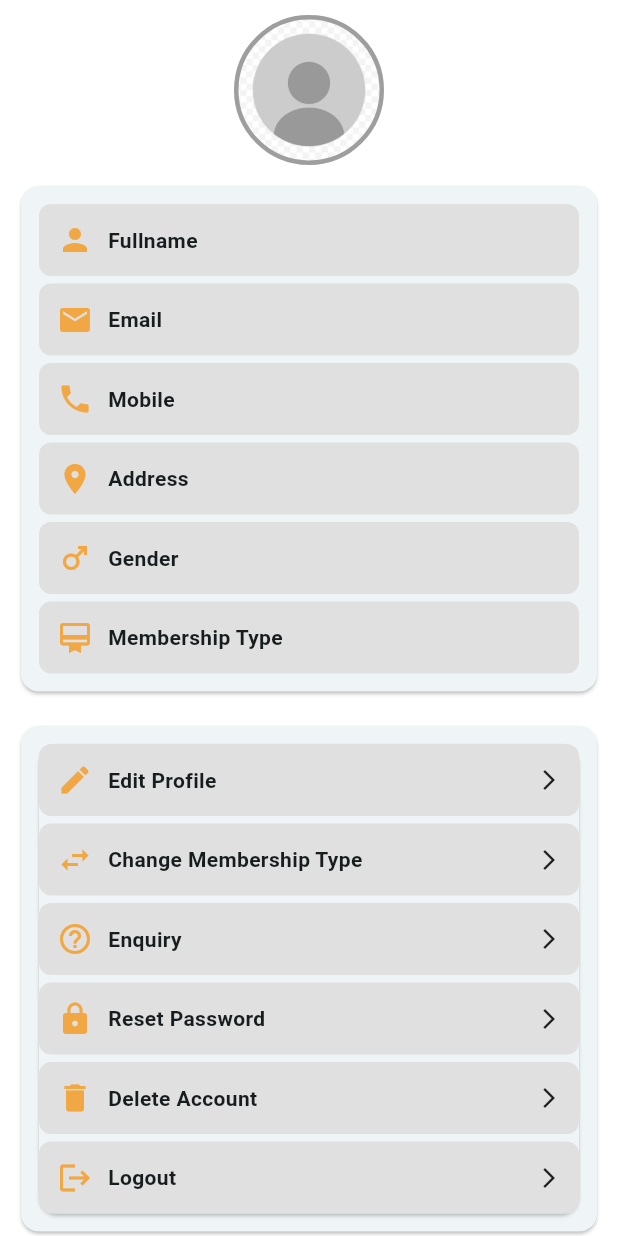
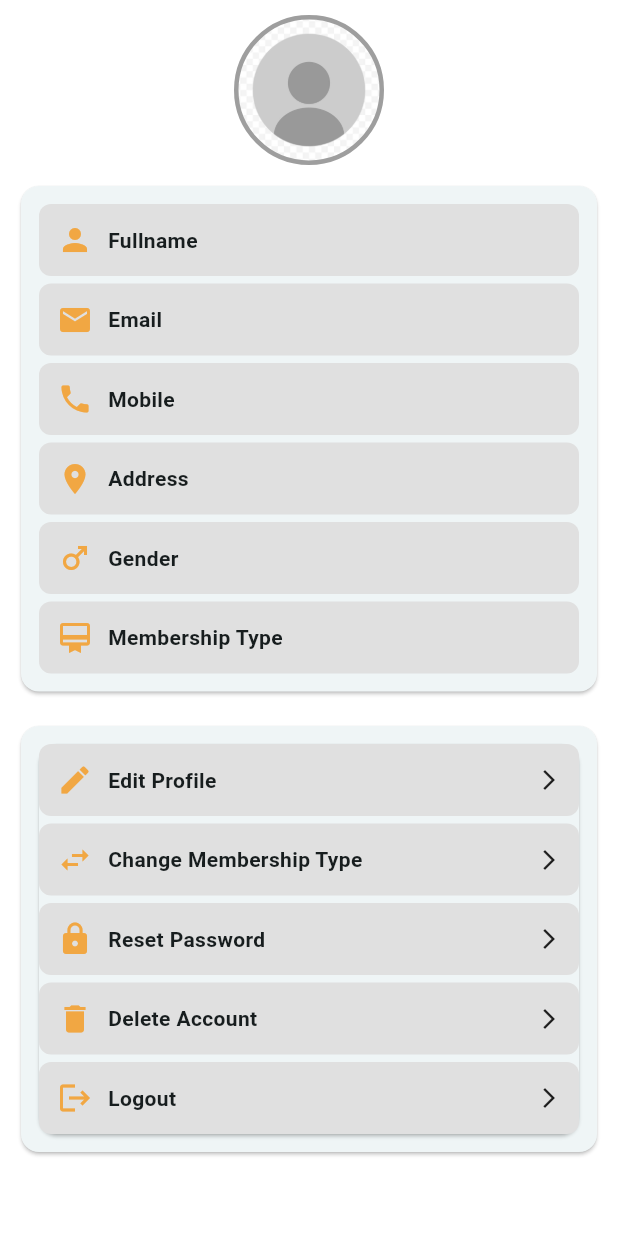
Before and after one commit to sanjuy/CLC_APP, a Flutter app: the ProfileScreen screen opened directly, on a phone screen of 412 x 824 dp. Run offline on Flutter 3.47's test engine with Material 3 defaults, Android fonts, the light colour scheme and no system bars; our stand-ins replace dio, image_picker, shared_preferences, webview_flutter; accounts and stored records are empty.

Commit message:
side menu

```diff
--- a/lib/profile/profile_screen.dart
+++ b/lib/profile/profile_screen.dart
@@ -2,7 +2,6 @@ import 'package:clc_app/authentication/login/login_screen.dart';
 import 'package:clc_app/custom_widget/custom_image_view.dart';
 import 'package:clc_app/profile/change_membership/change_membership_type_screen.dart';
 import 'package:clc_app/profile/edit_profile_screen.dart';
-import 'package:clc_app/profile/enquiry_screen.dart';
 import 'package:clc_app/profile/profile_controller.dart';
 import 'package:clc_app/profile/reset_password/reset_password_screen.dart';
 import 'package:clc_app/resources/alert_view.dart';
@@ -102,14 +101,14 @@ class _ProfileScreenState extends State<ProfileScreen> {
       child: Column(
         spacing: 5,
         children: [
-          _buildListTile(Icons.edit, 'Edit Profile', '', () async {
+          buildListTile(Icons.edit, 'Edit Profile', '', () async {
             await Navigator.push(
               context,
               MaterialPageRoute(builder: (context) => EditProfileScreen()),
             );
             getUserInfo();
           }),
-          _buildListTile(Icons.swap_horiz, 'Change Membership Type', '',
+          buildListTile(Icons.swap_horiz, 'Change Membership Type', '',
               () async {
             await Navigator.push(
               context,
@@ -118,19 +117,13 @@ class _ProfileScreenState extends State<ProfileScreen> {
             );
             getUserInfo();
           }),
-          _buildListTile(Icons.help_outline, 'Enquiry', '', () {
-            Navigation.push(
-              context: context,
-              moveTo: EnquiryScreen(),
-            );
-          }),
-          _buildListTile(Icons.lock, 'Reset Password', '', () {
+          buildListTile(Icons.lock, 'Reset Password', '', () {
             Navigation.push(
               context: context,
               moveTo: ResetPasswordScreen(),
             );
           }),
-          _buildListTile(Icons.delete, 'Delete Account', '', () {
+          buildListTile(Icons.delete, 'Delete Account', '', () {
             showCustomDialog(
               context: context,
               msg: "Do you want to delete your account?",
@@ -142,7 +135,7 @@ class _ProfileScreenState extends State<ProfileScreen> {
               },
             );
           }),
-          _buildListTile(Icons.logout, 'Logout', '', () {
+          buildListTile(Icons.logout, 'Logout', '', () {
             showCustomDialog(
               context: context,
               msg: "Do you want to logout your account?",
@@ -180,8 +173,9 @@ class _ProfileScreenState extends State<ProfileScreen> {
       ),
     );
   }
+}
 
-  Widget _buildListTile(IconData icon, String title, String subtitle,
+Widget buildListTile(IconData icon, String title, String subtitle,
     [VoidCallback? onTap]) {
   return InkWell(
     onTap: onTap,
@@ -212,4 +206,3 @@ class _ProfileScreenState extends State<ProfileScreen> {
     ),
   );
 }
-}
```
Also changed, not shown: lib/home/dashboard_screen.dart (+19 -0 lines). Lines whose indentation alone changed are shown as unchanged.
